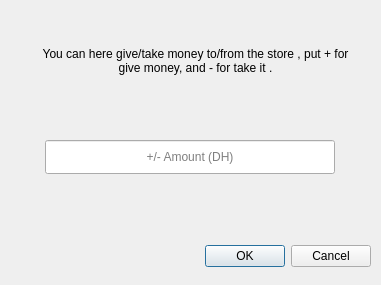
First picture: the form in src/ui/debt.ui, repository YassineBaghdadi/PARA-ELECTRO, before the edit.
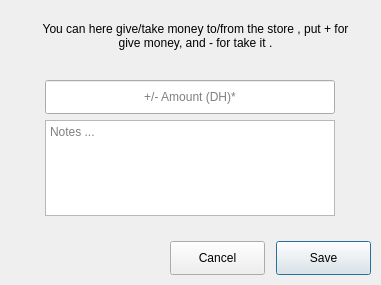
Second picture: the form after the edit.

Patch:
```diff
--- a/src/ui/debt.ui
+++ b/src/ui/debt.ui
@@ -25,29 +25,13 @@
   <property name="windowTitle">
    <string>Dialog</string>
   </property>
-  <widget class="QDialogButtonBox" name="buttonBox">
-   <property name="geometry">
-    <rect>
-     <x>30</x>
-     <y>240</y>
-     <width>341</width>
-     <height>32</height>
-    </rect>
-   </property>
-   <property name="orientation">
-    <enum>Qt::Horizontal</enum>
-   </property>
-   <property name="standardButtons">
-    <set>QDialogButtonBox::Cancel|QDialogButtonBox::Ok</set>
-   </property>
-  </widget>
   <widget class="QLabel" name="label">
    <property name="geometry">
     <rect>
      <x>30</x>
-     <y>10</y>
+     <y>0</y>
      <width>331</width>
-     <height>101</height>
+     <height>71</height>
     </rect>
    </property>
    <property name="text">
@@ -64,7 +48,7 @@
    <property name="geometry">
     <rect>
      <x>45</x>
-     <y>140</y>
+     <y>80</y>
      <width>290</width>
      <height>34</height>
     </rect>
@@ -76,7 +60,46 @@
     <set>Qt::AlignCenter</set>
    </property>
    <property name="placeholderText">
-    <string>+/- Amount (DH)</string>
+    <string>+/- Amount (DH)*</string>
+   </property>
+  </widget>
+  <widget class="QTextEdit" name="textEdit">
+   <property name="geometry">
+    <rect>
+     <x>45</x>
+     <y>120</y>
+     <width>290</width>
+     <height>96</height>
+    </rect>
+   </property>
+   <property name="placeholderText">
+    <string>Notes ...</string>
+   </property>
+  </widget>
+  <widget class="QPushButton" name="save">
+   <property name="geometry">
+    <rect>
+     <x>276</x>
+     <y>241</y>
+     <width>95</width>
+     <height>34</height>
+    </rect>
+   </property>
+   <property name="text">
+    <string>Save</string>
+   </property>
+  </widget>
+  <widget class="QPushButton" name="cancel">
+   <property name="geometry">
+    <rect>
+     <x>170</x>
+     <y>241</y>
+     <width>95</width>
+     <height>34</height>
+    </rect>
+   </property>
+   <property name="text">
+    <string>Cancel</string>
    </property>
   </widget>
  </widget>
```
Left out of the diff: 30 changed lines with no effect on the pictures.
